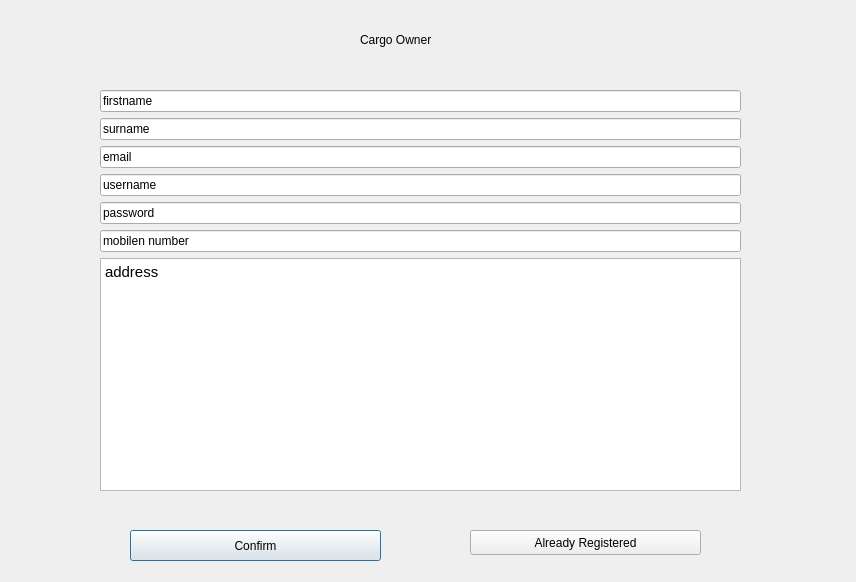
This is QTSDI/forms/cargoregdialog.ui in JaredFA363/Cargo-E-MarketPlace as Qt 5 draws it before an edit. The edited form follows.
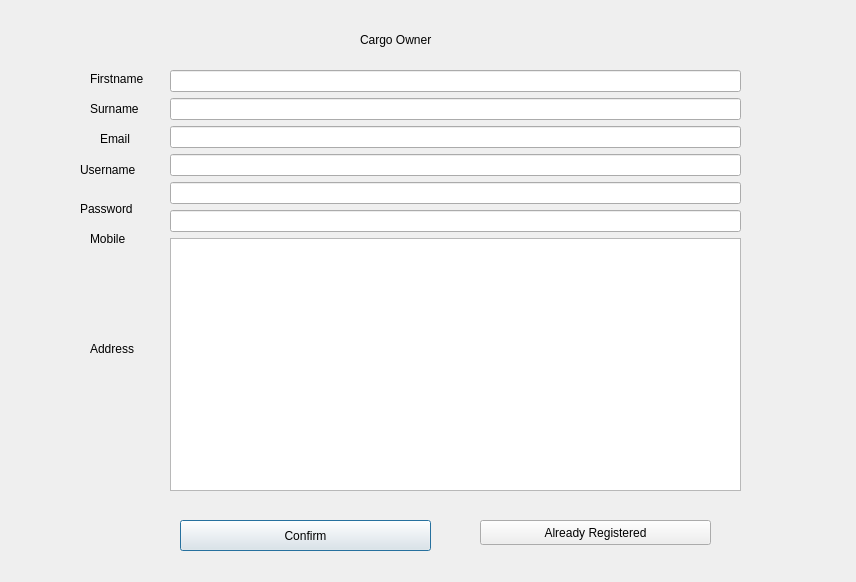
This is the edited form.

The edit to the form file:
```diff
--- a/QTSDI/forms/cargoregdialog.ui
+++ b/QTSDI/forms/cargoregdialog.ui
@@ -29,52 +29,52 @@
   <widget class="QWidget" name="verticalLayoutWidget">
    <property name="geometry">
     <rect>
-     <x>100</x>
-     <y>90</y>
-     <width>641</width>
-     <height>401</height>
+     <x>170</x>
+     <y>70</y>
+     <width>571</width>
+     <height>421</height>
     </rect>
    </property>
    <layout class="QVBoxLayout" name="verticalLayout">
     <item>
      <widget class="QLineEdit" name="firstname">
       <property name="text">
-       <string>firstname</string>
+       <string/>
       </property>
      </widget>
     </item>
     <item>
      <widget class="QLineEdit" name="surname">
       <property name="text">
-       <string>surname</string>
+       <string/>
       </property>
      </widget>
     </item>
     <item>
      <widget class="QLineEdit" name="email">
       <property name="text">
-       <string>email</string>
+       <string/>
       </property>
      </widget>
     </item>
     <item>
      <widget class="QLineEdit" name="username">
       <property name="text">
-       <string>username</string>
+       <string/>
       </property>
      </widget>
     </item>
     <item>
      <widget class="QLineEdit" name="password">
       <property name="text">
-       <string>password</string>
+       <string/>
       </property>
      </widget>
     </item>
     <item>
      <widget class="QLineEdit" name="mobilenumber">
       <property name="text">
-       <string>mobilen number</string>
+       <string/>
       </property>
      </widget>
     </item>
@@ -85,7 +85,7 @@
 &lt;html&gt;&lt;head&gt;&lt;meta name=&quot;qrichtext&quot; content=&quot;1&quot; /&gt;&lt;style type=&quot;text/css&quot;&gt;
 p, li { white-space: pre-wrap; }
 &lt;/style&gt;&lt;/head&gt;&lt;body style=&quot; font-family:'Ubuntu'; font-size:11pt; font-weight:400; font-style:normal;&quot;&gt;
-&lt;p style=&quot; margin-top:0px; margin-bottom:0px; margin-left:0px; margin-right:0px; -qt-block-indent:0; text-indent:0px;&quot;&gt;address&lt;/p&gt;&lt;/body&gt;&lt;/html&gt;</string>
+&lt;p style=&quot;-qt-paragraph-type:empty; margin-top:0px; margin-bottom:0px; margin-left:0px; margin-right:0px; -qt-block-indent:0; text-indent:0px;&quot;&gt;&lt;br /&gt;&lt;/p&gt;&lt;/body&gt;&lt;/html&gt;</string>
       </property>
      </widget>
     </item>
@@ -94,8 +94,8 @@
   <widget class="QPushButton" name="Confirm">
    <property name="geometry">
     <rect>
-     <x>130</x>
-     <y>530</y>
+     <x>180</x>
+     <y>520</y>
      <width>251</width>
      <height>31</height>
     </rect>
@@ -107,8 +107,8 @@
   <widget class="QPushButton" name="ToLogin">
    <property name="geometry">
     <rect>
-     <x>470</x>
-     <y>530</y>
+     <x>480</x>
+     <y>520</y>
      <width>231</width>
      <height>25</height>
     </rect>
@@ -117,6 +117,97 @@
     <string>Already Registered</string>
    </property>
   </widget>
+  <widget class="QLabel" name="label_2">
+   <property name="geometry">
+    <rect>
+     <x>90</x>
+     <y>70</y>
+     <width>67</width>
+     <height>17</height>
+    </rect>
+   </property>
+   <property name="text">
+    <string>Firstname</string>
+   </property>
+  </widget>
+  <widget class="QLabel" name="label_3">
+   <property name="geometry">
+    <rect>
+     <x>90</x>
+     <y>100</y>
+     <width>67</width>
+     <height>17</height>
+    </rect>
+   </property>
+   <property name="text">
+    <string>Surname</string>
+   </property>
+  </widget>
+  <widget class="QLabel" name="label_4">
+   <property name="geometry">
+    <rect>
+     <x>100</x>
+     <y>130</y>
+     <width>67</width>
+     <height>17</height>
+    </rect>
+   </property>
+   <property name="text">
+    <string>Email</string>
+   </property>
+  </widget>
+  <widget class="QLabel" name="label_5">
+   <property name="geometry">
+    <rect>
+     <x>80</x>
+     <y>160</y>
+     <width>81</width>
+     <height>20</height>
+    </rect>
+   </property>
+   <property name="text">
+    <string>Username</string>
+   </property>
+  </widget>
+  <widget class="QLabel" name="label_6">
+   <property name="geometry">
+    <rect>
+     <x>80</x>
+     <y>200</y>
+     <width>67</width>
+     <height>17</height>
+    </rect>
+   </property>
+   <property name="text">
+    <string>Password</string>
+   </property>
+  </widget>
+  <widget class="QLabel" name="label_7">
+   <property name="geometry">
+    <rect>
+     <x>90</x>
+     <y>230</y>
+     <width>67</width>
+     <height>17</height>
+    </rect>
+   </property>
+   <property name="text">
+    <string>Mobile</string>
+   </property>
+  </widget>
+  <widget class="QLabel" name="label_8">
+   <property name="geometry">
+    <rect>
+     <x>90</x>
+     <y>340</y>
+     <width>67</width>
+     <height>17</height>
+    </rect>
+   </property>
+   <property name="text">
+    <string>Address</string>
+   </property>
+  </widget>
  </widget>
  <resources/>
  <connections/>
```
